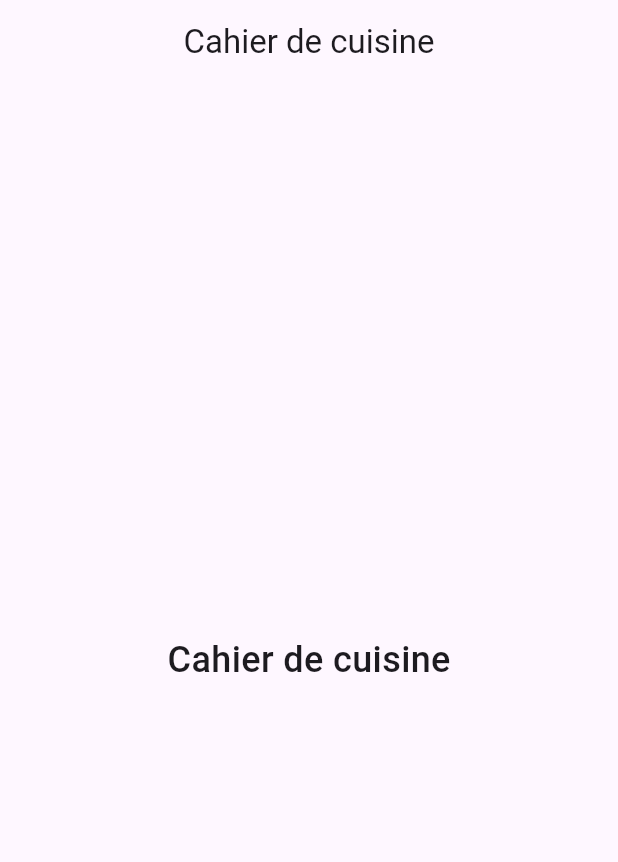
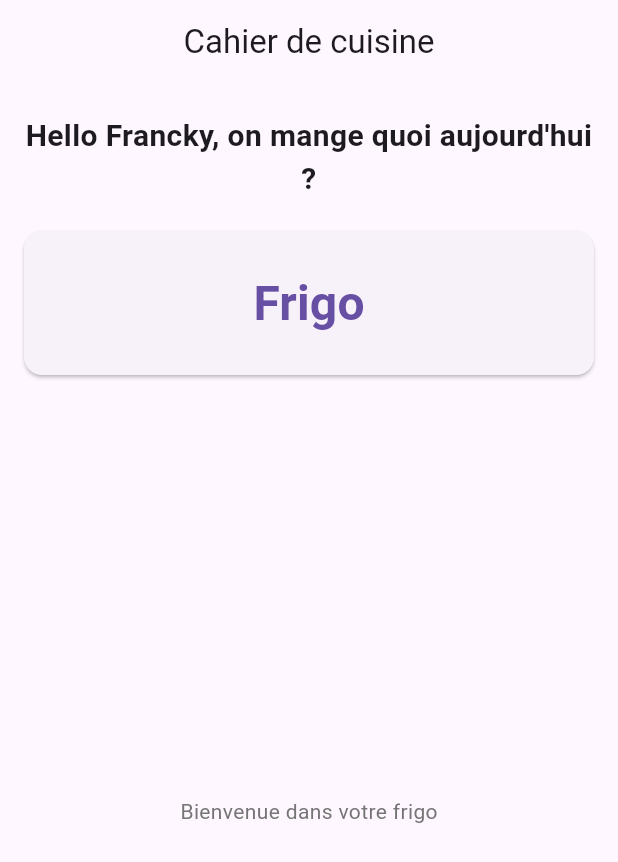
Before and after one commit to camounetwatchi-cloud/cookingApp, a Flutter app: the screen it shows after launch, on a phone screen of 412 x 824 dp. Shown: the top 862 px of the screen. Run offline on Flutter 3.47's test engine with Material 3 defaults, Android fonts, the phone set to English and light mode, and no system bars.

Commit message:
feat(ui): add Frigo page with greeting and large Frigo button

```diff
--- a/lib/main.dart
+++ b/lib/main.dart
@@ -10,14 +10,18 @@ class MyApp extends StatelessWidget {
   @override
   Widget build(BuildContext context) {
     return MaterialApp(
+      debugShowCheckedModeBanner: false,
       title: 'Cahier de cuisine',
-      home: const HomePage(),
+      theme: ThemeData(
+        primarySwatch: Colors.teal,
+      ),
+      home: const FrigoPage(),
     );
   }
 }
 
-class HomePage extends StatelessWidget {
-  const HomePage({super.key});
+class FrigoPage extends StatelessWidget {
+  const FrigoPage({super.key});
 
   @override
   Widget build(BuildContext context) {
@@ -26,10 +30,47 @@ class HomePage extends StatelessWidget {
         title: const Text('Cahier de cuisine'),
         centerTitle: true,
       ),
-      body: const Center(
-        child: Text(
-          'Cahier de cuisine',
-          style: TextStyle(fontSize: 24, fontWeight: FontWeight.w500),
+      body: SafeArea(
+        child: Padding(
+          padding: const EdgeInsets.symmetric(horizontal: 16.0, vertical: 12.0),
+          child: Column(
+            crossAxisAlignment: CrossAxisAlignment.stretch,
+            children: [
+              const SizedBox(height: 8),
+              const Text(
+                "Hello Francky, on mange quoi aujourd'hui ?",
+                style: TextStyle(fontSize: 20, fontWeight: FontWeight.w600),
+                textAlign: TextAlign.center,
+              ),
+              const SizedBox(height: 20),
+              SizedBox(
+                height: 96,
+                child: ElevatedButton(
+                  onPressed: () {
+                    // Placeholder: future fridge action
+                  },
+                  style: ElevatedButton.styleFrom(
+                    shape: RoundedRectangleBorder(borderRadius: BorderRadius.circular(12)),
+                    padding: const EdgeInsets.symmetric(vertical: 12, horizontal: 16),
+                  ),
+                  child: const Text(
+                    'Frigo',
+                    style: TextStyle(fontSize: 32, fontWeight: FontWeight.bold),
+                  ),
+                ),
+              ),
+              // The rest of the page can be expanded later
+              const SizedBox(height: 20),
+              Expanded(
+                child: Center(
+                  child: Text(
+                    'Bienvenue dans votre frigo',
+                    style: TextStyle(color: Colors.grey[600]),
+                  ),
+                ),
+              ),
+            ],
+          ),
         ),
       ),
     );
```
